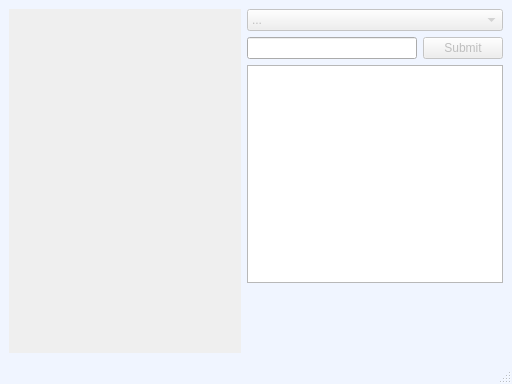
Above: src/view/editorwindow.ui from xcerv/icp-project before the change. Below: the same form after it.
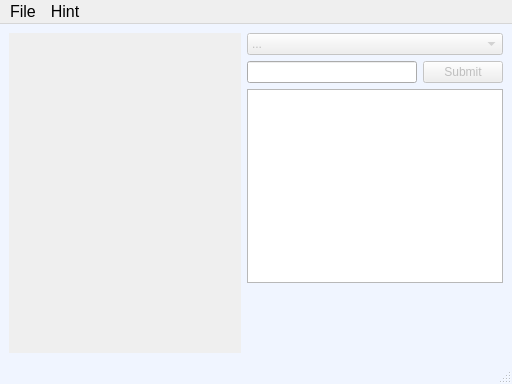
That is the form after the change. Icons and pictures are not drawn.

What changed in the file:
```diff
--- a/src/view/editorwindow.ui
+++ b/src/view/editorwindow.ui
@@ -125,7 +125,7 @@
            <x>0</x>
            <y>0</y>
            <width>228</width>
-           <height>322</height>
+           <height>318</height>
           </rect>
          </property>
          <layout class="QGridLayout" name="gridLayout"/>
@@ -292,9 +292,39 @@
      <x>0</x>
      <y>0</y>
      <width>512</width>
-     <height>20</height>
+     <height>24</height>
     </rect>
    </property>
+   <property name="font">
+    <font>
+     <pointsize>12</pointsize>
+    </font>
+   </property>
+   <widget class="QMenu" name="menuFile">
+    <property name="font">
+     <font>
+      <pointsize>10</pointsize>
+     </font>
+    </property>
+    <property name="title">
+     <string>File</string>
+    </property>
+    <addaction name="actionNew"/>
+    <addaction name="actionOpen"/>
+    <addaction name="actionSave"/>
+    <addaction name="actionSaveAs"/>
+    <addaction name="separator"/>
+    <addaction name="actionExit"/>
+   </widget>
+   <widget class="QMenu" name="menuAbout">
+    <property name="title">
+     <string>Hint</string>
+    </property>
+    <addaction name="actionHelp"/>
+    <addaction name="actionAbout"/>
+   </widget>
+   <addaction name="menuFile"/>
+   <addaction name="menuAbout"/>
   </widget>
   <widget class="QStatusBar" name="statusbar"/>
  </widget>
```
Left out of the diff: 35 changed lines with no effect on the pictures.
